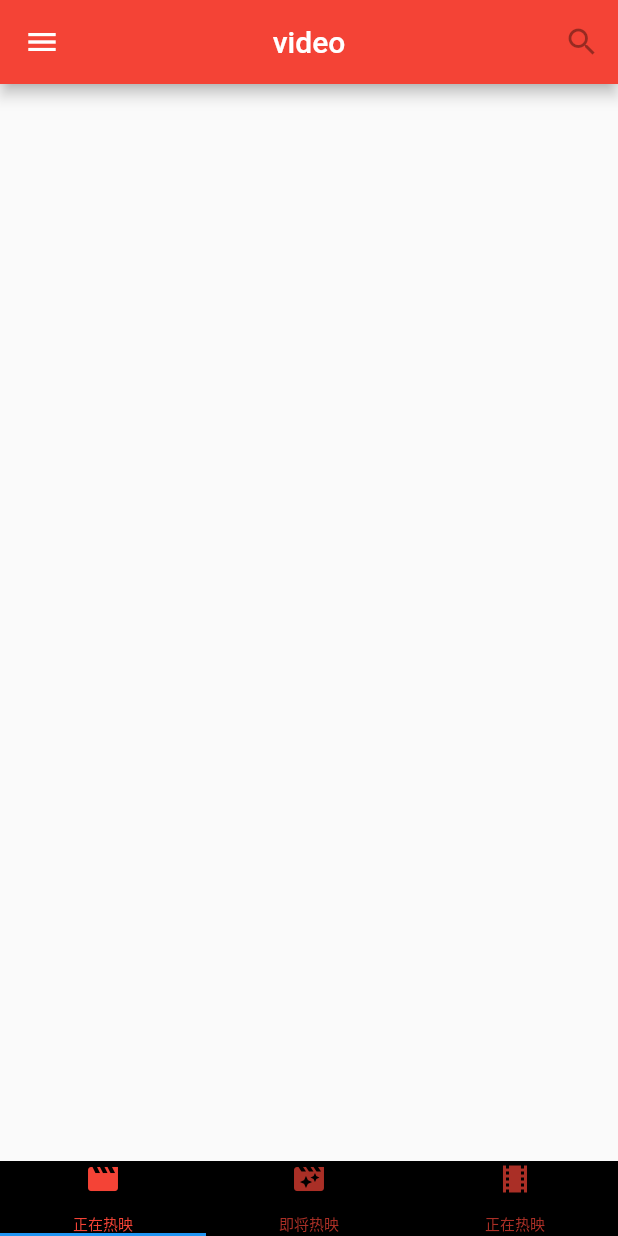
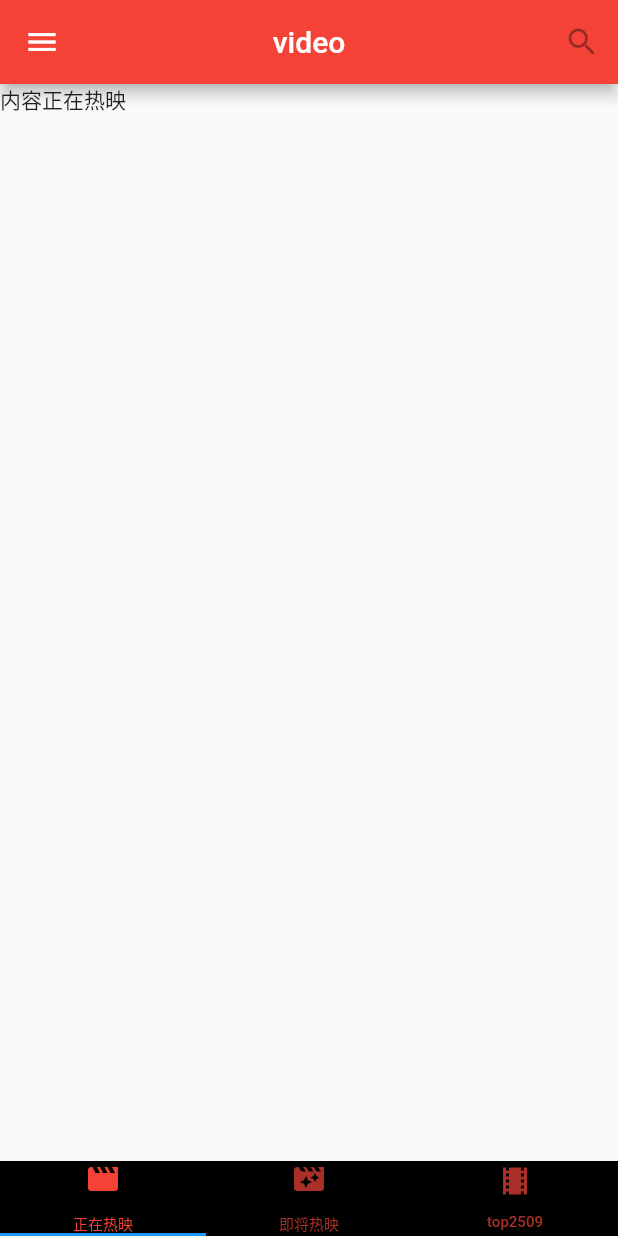
Before and after one commit to wangweijun123/flutter_video, a Flutter app: the screen it shows after launch, on a phone screen of 412 x 824 dp. Run offline on Flutter 3.47's test engine with Material 2 defaults, Android fonts, the phone set to English and light mode, and no system bars.

Commit message:
Ìí¼Ó list.dart µçӰÁбí

```diff
--- a/lib/main.dart
+++ b/lib/main.dart
@@ -1,4 +1,5 @@
 import 'package:flutter/material.dart';
+import './movie/list.dart';
 
 void main() => runApp(MyApp());
 
@@ -54,6 +55,7 @@ class MyHomePage extends StatelessWidget {
               padding: EdgeInsets.all(0),
             ),
           ),
+          // 底部导航栏
           bottomNavigationBar: Container(
             // tabbar 的高度
             height: 50,
@@ -64,10 +66,15 @@ class MyHomePage extends StatelessWidget {
                 tabs: <Widget>[
                   Tab(text: "正在热映", icon: Icon(Icons.movie_creation)),
                   Tab(text: "即将热映", icon: Icon(Icons.movie_filter)),
-                  Tab(text: "正在热映", icon: Icon(Icons.local_movies)),
+                  Tab(text: "top2509", icon: Icon(Icons.local_movies)),
                 ]),
           ),
-
+          // body里面的children 所对应的页面
+          body: TabBarView(children: <Widget>[
+              new MovieList(movieType: "正在热映"),
+              new MovieList(movieType: "即将热映"),
+              new MovieList(movieType: "top2509"),
+          ]),
 
         ));
   }
--- /dev/null
+++ b/lib/movie/list.dart
@@ -0,0 +1,21 @@
+import 'package:flutter/material.dart';
+
+class MovieList extends StatefulWidget {
+  final String movieType;
+
+  MovieList({Key key, @required this.movieType}) : super(key : key);
+
+  @override
+  State<StatefulWidget> createState() {
+    return new _MovieListState();
+  }
+
+}
+
+class _MovieListState extends State<MovieList> {
+  @override
+  Widget build(BuildContext context) {
+    return Text("内容"+widget.movieType);
+  }
+
+}
```
